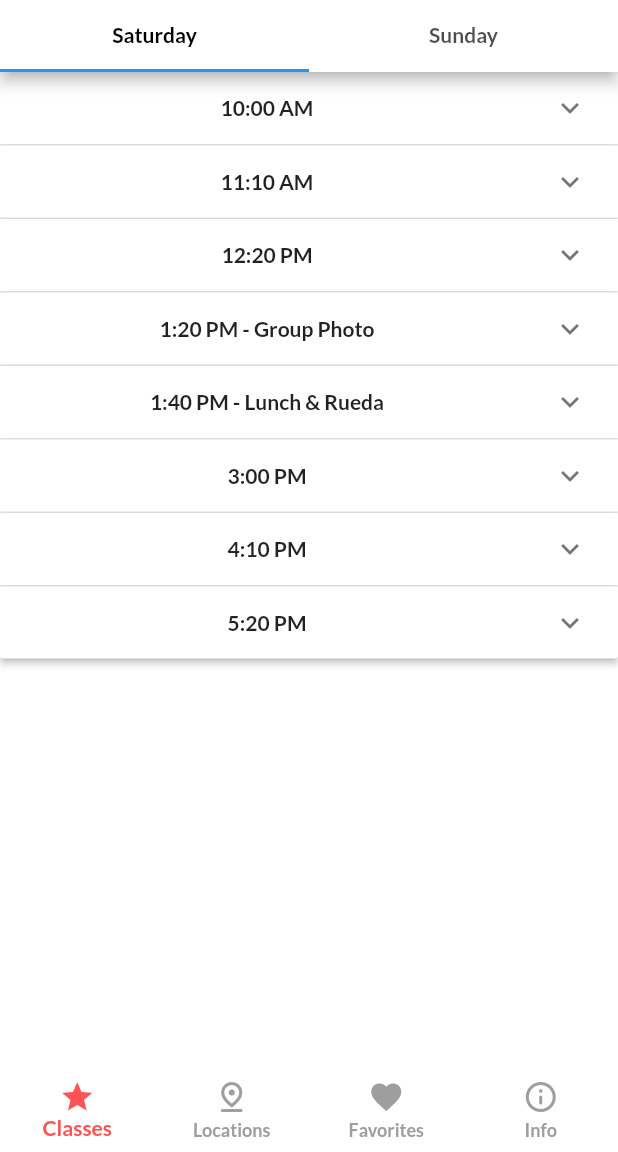
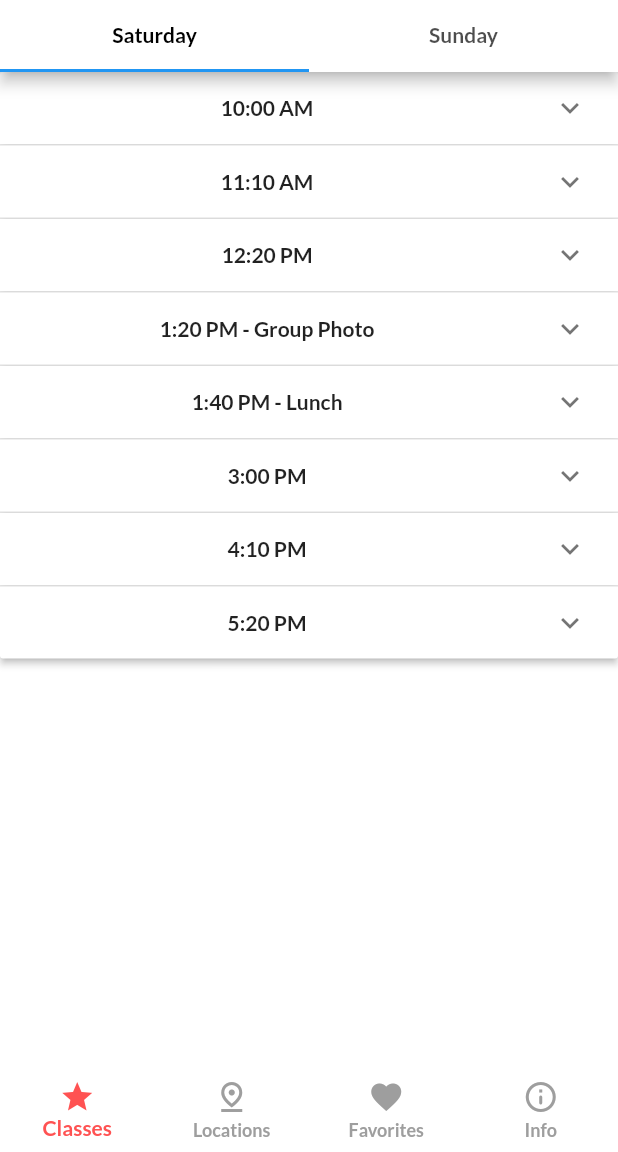
Before and after one commit to Chmielutek/cdt2022, a Flutter app: the screen it shows after launch, on a phone screen of 412 x 824 dp, the part 84-1236 px from its top. Run offline on Flutter 3.47's test engine with Material 2 defaults, Android fonts, the phone set to English and light mode, and no system bars; our stand-ins replace sqflite, timeline_tile; missing offline and left inert: maps_launcher; accounts and stored records are empty; generated files the repository leaves out were written again.

Commit message:
bump to version 1.0.11 + 2023 edition!

```diff
--- a/lib/screens/information_screen.dart
+++ b/lib/screens/information_screen.dart
@@ -17,7 +17,7 @@ class InformationScreen extends StatelessWidget {
                   FridayOffice(),
                   SaturdayOffice(),
                   SundayOffice(),
-                  BusSchedule()
+                  // BusSchedule()
                 ]
             ),
         ),
--- a/lib/widgets/class_block_expansion.dart
+++ b/lib/widgets/class_block_expansion.dart
@@ -51,7 +51,7 @@ class _ClassBlocksExpansionState extends State<ClassBlocksExpansion> {
         }
         break;
       case 1340:
-        formattedStartingHour = '1:40 PM - Lunch & Rueda';
+        formattedStartingHour = '1:40 PM - Lunch';
         break;
       case 14:
         formattedStartingHour = '2:00 PM';
--- a/pubspec.yaml
+++ b/pubspec.yaml
@@ -15,7 +15,7 @@ publish_to: 'none' # Remove this line if you wish to publish to pub.dev
 # In iOS, build-name is used as CFBundleShortVersionString while build-number used as CFBundleVersion.
 # Read more about iOS versioning at
 # https://developer.apple.com/library/archive/documentation/General/Reference/InfoPlistKeyReference/Articles/CoreFoundationKeys.html
-version: 1.0.11+12
+version: 1.0.16+17
 
 environment:
   sdk: ">=2.16.2 <3.0.0"
```
Also changed, not shown: 1 other file.
